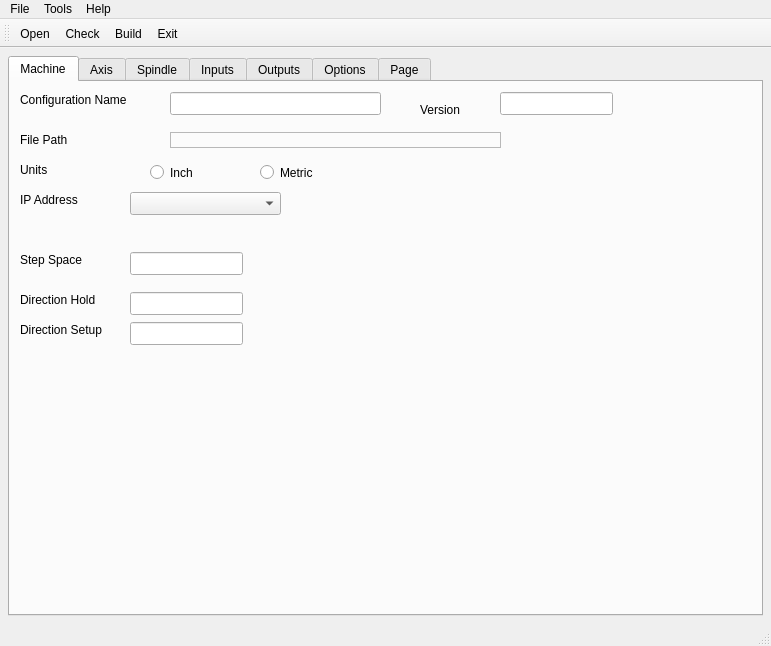
This is 7i96.ui in snelweg/7i96 as Qt 5 draws it before an edit. The edited form follows.
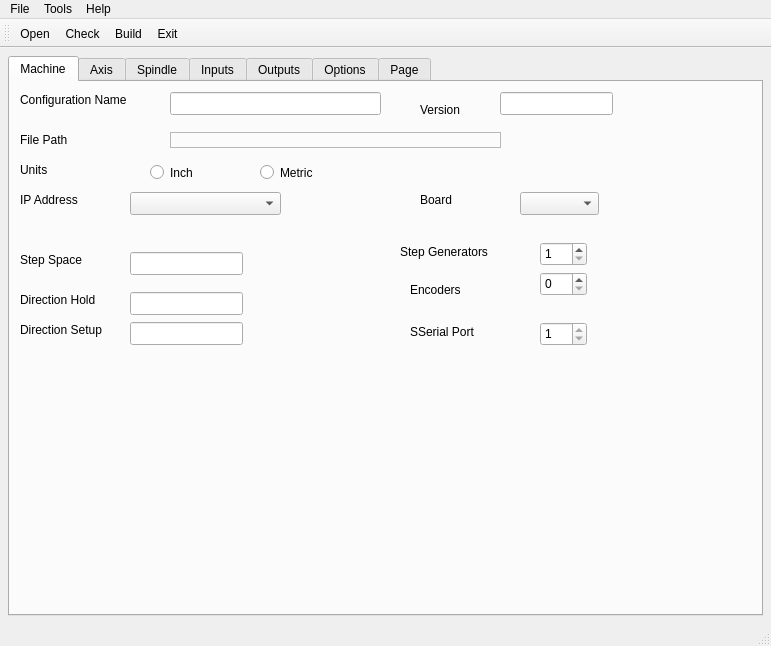
This is the edited form.

```diff
--- a/7i96.ui
+++ b/7i96.ui
@@ -236,6 +236,113 @@
          </rect>
         </property>
        </widget>
+       <widget class="QComboBox" name="boardCB">
+        <property name="geometry">
+         <rect>
+          <x>510</x>
+          <y>110</y>
+          <width>79</width>
+          <height>23</height>
+         </rect>
+        </property>
+       </widget>
+       <widget class="QLabel" name="label_32">
+        <property name="geometry">
+         <rect>
+          <x>410</x>
+          <y>110</y>
+          <width>59</width>
+          <height>15</height>
+         </rect>
+        </property>
+        <property name="text">
+         <string>Board</string>
+        </property>
+       </widget>
+       <widget class="QLabel" name="label_33">
+        <property name="geometry">
+         <rect>
+          <x>390</x>
+          <y>160</y>
+          <width>111</width>
+          <height>20</height>
+         </rect>
+        </property>
+        <property name="text">
+         <string>Step Generators</string>
+        </property>
+       </widget>
+       <widget class="QLabel" name="label_34">
+        <property name="geometry">
+         <rect>
+          <x>400</x>
+          <y>200</y>
+          <width>59</width>
+          <height>15</height>
+         </rect>
+        </property>
+        <property name="text">
+         <string>Encoders</string>
+        </property>
+       </widget>
+       <widget class="QLabel" name="label_35">
+        <property name="geometry">
+         <rect>
+          <x>400</x>
+          <y>240</y>
+          <width>91</width>
+          <height>20</height>
+         </rect>
+        </property>
+        <property name="text">
+         <string>SSerial Port</string>
+        </property>
+       </widget>
+       <widget class="QSpinBox" name="encodersSB">
+        <property name="geometry">
+         <rect>
+          <x>530</x>
+          <y>190</y>
+          <width>47</width>
+          <height>24</height>
+         </rect>
+        </property>
+        <property name="maximum">
+         <number>1</number>
+        </property>
+       </widget>
+       <widget class="QSpinBox" name="stepgensSB">
+        <property name="geometry">
+         <rect>
+          <x>530</x>
+          <y>160</y>
+          <width>47</width>
+          <height>24</height>
+         </rect>
+        </property>
+        <property name="minimum">
+         <number>1</number>
+        </property>
+        <property name="maximum">
+         <number>5</number>
+        </property>
+       </widget>
+       <widget class="QSpinBox" name="sserialSB">
+        <property name="geometry">
+         <rect>
+          <x>530</x>
+          <y>240</y>
+          <width>47</width>
+          <height>24</height>
+         </rect>
+        </property>
+        <property name="minimum">
+         <number>1</number>
+        </property>
+        <property name="maximum">
+         <number>1</number>
+        </property>
+       </widget>
       </widget>
       <widget class="QWidget" name="axis">
        <attribute name="title">
```
